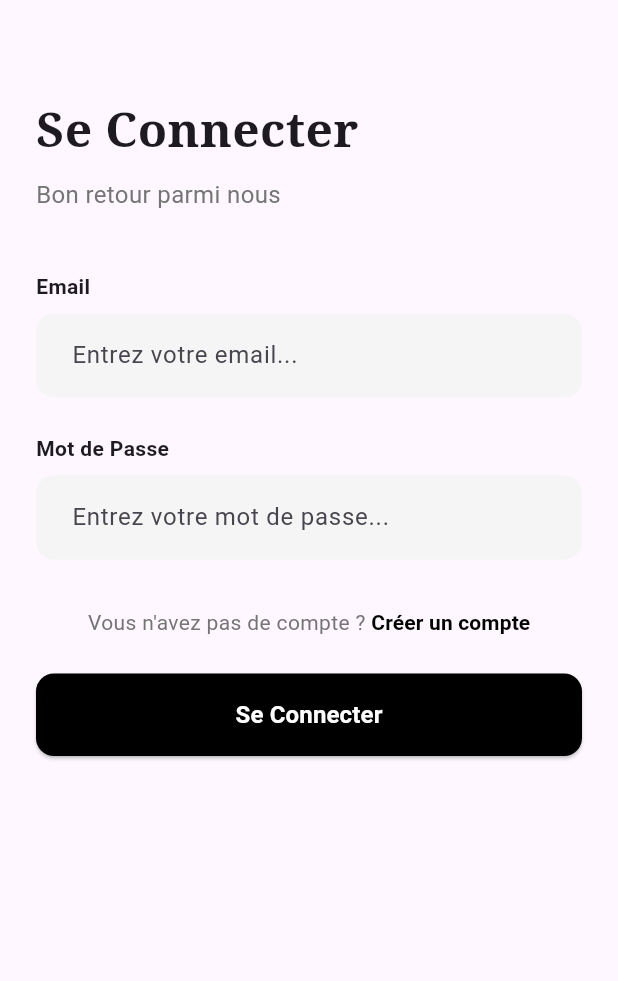
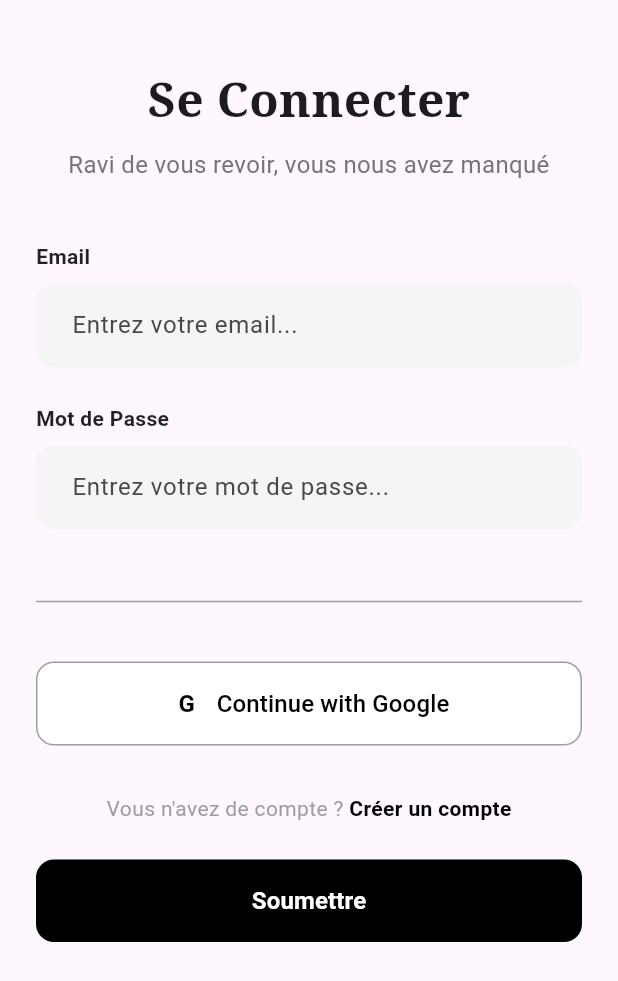
Before and after one commit to Strife-cyber/heritage_lens, a Flutter app: the screen it shows after launch, on a phone screen of 412 x 824 dp. Shown: the top 981 px of the screen. Run offline on Flutter 3.47's test engine with Material 3 defaults, Android fonts, the light colour scheme and no system bars; our stand-ins replace appwrite, cloud_firestore, firebase_auth, firebase_core, flutter_dotenv, flutter_riverpod and 1 more; missing offline and left inert: flutter_unity_widget_2; accounts and stored records are empty; generated files the repository leaves out were written again.

Commit message:
mon premier depot git

```diff
--- a/lib/models/user_model.dart
+++ b/lib/models/user_model.dart
@@ -1,80 +1,43 @@
-// Model pour les utilisateurs
 class UserModel {
   final String uid;
   final String email;
-  final String? displayName;
-  final String? photoUrl;
+  final String displayName;
+  final String? photoURL;
   final DateTime createdAt;
   final List<String> spaces;
+  final String provider;
 
   UserModel({
     required this.uid,
     required this.email,
-    this.displayName,
-    this.photoUrl,
+    required this.displayName,
+    this.photoURL,
     required this.createdAt,
-    this.spaces = const [],
+    required this.spaces,
+    required this.provider,
   });
 
-  // Convertir en Map pour Firestore
   Map<String, dynamic> toMap() {
     return {
       'uid': uid,
       'email': email,
       'displayName': displayName,
-      'photoUrl': photoUrl,
+      'photoURL': photoURL,
       'createdAt': createdAt.toIso8601String(),
       'spaces': spaces,
+      'provider': provider,
     };
   }
 
-  // Créer depuis un Map (depuis Firestore)
   factory UserModel.fromMap(Map<String, dynamic> map) {
     return UserModel(
-      uid: map['uid']?.toString() ?? '',
-      email: map['email']?.toString() ?? '',
-      displayName: map['displayName']?.toString(),
-      photoUrl: map['photoUrl']?.toString(),
-      createdAt: map['createdAt'] != null
-          ? DateTime.tryParse(map['createdAt'].toString()) ?? DateTime.now()
-          : DateTime.now(),
-      spaces: map['spaces'] is List
-          ? List<String>.from(map['spaces'].map((x) => x.toString()))
-          : [],
+      uid: map['uid'] ?? '',
+      email: map['email'] ?? '',
+      displayName: map['displayName'] ?? '',
+      photoURL: map['photoURL'],
+      createdAt: DateTime.parse(map['createdAt'] ?? DateTime.now().toIso8601String()),
+      spaces: List<String>.from(map['spaces'] ?? []),
+      provider: map['provider'] ?? 'email',
     );
   }
-
-  // Méthode pour copier avec modifications
-  UserModel copyWith({
-    String? uid,
-    String? email,
-    String? displayName,
-    String? photoUrl,
-    DateTime? createdAt,
-    List<String>? spaces,
-  }) {
-    return UserModel(
-      uid: uid ?? this.uid,
-      email: email ?? this.email,
-      displayName: displayName ?? this.displayName,
-      photoUrl: photoUrl ?? this.photoUrl,
-      createdAt: createdAt ?? this.createdAt,
-      spaces: spaces ?? this.spaces,
-    );
-  }
-
-  // Vérifie si l'utilisateur appartient à un espace
-  bool isMemberOfSpace(String spaceId) {
-    return spaces.contains(spaceId);
-  }
-
-  // Ajouter un espace
-  UserModel addSpace(String spaceId) {
-    return copyWith(spaces: [...spaces, spaceId]);
-  }
-
-  // Retirer un espace
-  UserModel removeSpace(String spaceId) {
-    return copyWith(spaces: spaces.where((id) => id != spaceId).toList());
-  }
 }
--- a/lib/views/auth_screen.dart
+++ b/lib/views/auth_screen.dart
@@ -1,6 +1,7 @@
 import 'package:flutter/material.dart';
 import 'package:firebase_auth/firebase_auth.dart';
 import 'package:cloud_firestore/cloud_firestore.dart';
+import 'package:google_sign_in/google_sign_in.dart';
 import '../models/user_model.dart';
 import 'dashboard_screen.dart';
 
@@ -24,6 +25,7 @@ class _AuthScreenState extends State<AuthScreen> {
   // Instances Firebase
   final FirebaseAuth _auth = FirebaseAuth.instance;
   final FirebaseFirestore _firestore = FirebaseFirestore.instance;
+  final GoogleSignIn _googleSignIn = GoogleSignIn();
 
   @override
   void dispose() {
@@ -47,7 +49,6 @@ class _AuthScreenState extends State<AuthScreen> {
         );
 
         if (userCredential.user != null && mounted) {
-          // OPTIONNEL : Récupérer le UserModel depuis Firestore
           try {
             final userDoc = await _firestore
                 .collection('users')
@@ -56,10 +57,10 @@ class _AuthScreenState extends State<AuthScreen> {
 
             if (userDoc.exists) {
               final userModel = UserModel.fromMap(userDoc.data()!);
-              print('✅ Utilisateur connecté: ${userModel.displayName}');
+              print('Utilisateur connecté: ${userModel.displayName}');
             }
           } catch (e) {
-            print('⚠️ Impossible de récupérer le user: $e');
+            print('Impossible de récupérer le user: $e');
           }
 
           Navigator.of(context).pushReplacement(
@@ -73,7 +74,6 @@ class _AuthScreenState extends State<AuthScreen> {
           password: _passwordController.text,
         );
 
-        // Mettre à jour le nom d'affichage dans Firebase Auth
         if (_nameController.text.isNotEmpty) {
           await userCredential.user!.updateDisplayName(
             _nameController.text.trim(),
@@ -81,35 +81,33 @@ class _AuthScreenState extends State<AuthScreen> {
         }
 
         if (userCredential.user != null && mounted) {
-          // CRÉER LE USERMODEL
           final userModel = UserModel(
             uid: userCredential.user!.uid,
             email: _emailController.text.trim(),
             displayName: _nameController.text.trim(),
+            photoURL: null,
             createdAt: DateTime.now(),
-            spaces: const [], // Liste vide au départ
+            spaces: const [],
+            provider: 'email',
           );
 
-          // SAUVEGARDER DANS FIRESTORE
           try {
             await _firestore
                 .collection('users')
                 .doc(userCredential.user!.uid)
                 .set(userModel.toMap());
 
-            print('✅ Utilisateur créé dans Firestore');
+            print('Utilisateur créé dans Firestore');
           } catch (e) {
-            print('❌ Erreur Firestore: $e');
+            print('Erreur Firestore: $e');
           }
 
-          // Naviguer vers le dashboard
           Navigator.of(context).pushReplacement(
             MaterialPageRoute(builder: (_) => const DashboardScreen()),
           );
         }
       }
     } on FirebaseAuthException catch (e) {
-      // Gestion des erreurs Firebase
       String errorMessage = 'Une erreur est survenue';
 
       if (e.code == 'user-not-found') {
@@ -142,22 +140,107 @@ class _AuthScreenState extends State<AuthScreen> {
     }
   }
 
-  // Fonction pour Google Sign-In (optionnel)
+  // Fonction pour Google Sign-In
   Future<void> _handleGoogleSignIn() async {
     try {
       setState(() => isLoading = true);
 
-      // Désactivé pour l'instant - à implémenter si besoin
+      final GoogleSignInAccount? googleUser = await _googleSignIn.signIn();
+
+      if (googleUser == null) {
+        setState(() => isLoading = false);
+        return;
+      }
+
+      final GoogleSignInAuthentication googleAuth =
+          await googleUser.authentication;
+
+      final credential = GoogleAuthProvider.credential(
+        accessToken: googleAuth.accessToken,
+        idToken: googleAuth.idToken,
+      );
+
+      final UserCredential userCredential =
+          await _auth.signInWithCredential(credential);
+
+      final bool isNewUser = userCredential.additionalUserInfo?.isNewUser ?? false;
+
+      if (userCredential.user != null && mounted) {
+        final userDoc = await _firestore
+            .collection('users')
+            .doc(userCredential.user!.uid)
+            .get();
+
+        if (!userDoc.exists || isNewUser) {
+          final userModel = UserModel(
+            uid: userCredential.user!.uid,
+            email: userCredential.user!.email ?? googleUser.email,
+            displayName: userCredential.user!.displayName ?? googleUser.displayName ?? '',
+            photoURL: userCredential.user!.photoURL ?? googleUser.photoUrl,
+            createdAt: DateTime.now(),
+            spaces: const [],
+            provider: 'google',
+          );
+
+          await _firestore
+              .collection('users')
+              .doc(userCredential.user!.uid)
+              .set(userModel.toMap(), SetOptions(merge: true));
+
+          print('Utilisateur Google créé/mis à jour dans Firestore');
+        } else {
+          final userModel = UserModel.fromMap(userDoc.data()!);
+          print('Utilisateur Google connecté: ${userModel.displayName}');
+        }
+
+        Navigator.of(context).pushReplacement(
+          MaterialPageRoute(builder: (_) => const DashboardScreen()),
+        );
+      }
+    } on FirebaseAuthException catch (e) {
+      String errorMessage = 'Erreur de connexion Google';
+
+      if (e.code == 'account-exists-with-different-credential') {
+        errorMessage = 'Un compte existe déjà avec cet email';
+      } else if (e.code == 'invalid-credential') {
+        errorMessage = 'Identifiants Google invalides';
+      } else if (e.code == 'operation-not-allowed') {
+        errorMessage = 'La connexion Google n\'est pas activée';
+      } else if (e.code == 'user-disabled') {
+        errorMessage = 'Ce compte a été désactivé';
+      } else if (e.code == 'user-not-found') {
+        errorMessage = 'Utilisateur non trouvé';
+      } else if (e.code == 'network-request-failed') {
+        errorMessage = 'Erreur de réseau. Vérifiez votre connexion internet';
+      }
+
       if (mounted) {
         ScaffoldMessenger.of(context).showSnackBar(
-          const SnackBar(
-            content: Text('Authentification Google non implémentée'),
+          SnackBar(
+            content: Text(errorMessage),
+            backgroundColor: Colors.red,
+          ),
+        );
+      }
+    } catch (e) {
+      print('Erreur Google Sign-In: $e');
+
+      if (mounted) {
+        ScaffoldMessenger.of(context).showSnackBar(
+          SnackBar(
+            content: Text('Erreur de connexion: ${e.toString()}'),
+            backgroundColor: Colors.red,
           ),
         );
       }
     } finally {
       if (mounted) setState(() => isLoading = false);
     }
+  }
+
+  Future<void> _signOutGoogle() async {
+    await _googleSignIn.signOut();
+    await _auth.signOut();
   }
 
   @override
@@ -172,14 +255,17 @@ class _AuthScreenState extends State<AuthScreen> {
               crossAxisAlignment: CrossAxisAlignment.stretch,
               children: [
                 if (!isLogin)
-                  IconButton(
+                  Align(
+                    alignment: Alignment.centerLeft,
+                    child: IconButton(
                       icon: const Icon(Icons.arrow_back),
-                    alignment: Alignment.centerLeft,
                       onPressed: () => setState(() => isLogin = true),
                     ),
-                const SizedBox(height: 40),
+                  ),
+                const SizedBox(height: 20),
                 Text(
                   isLogin ? 'Se Connecter' : 'Créer un Compte',
+                  textAlign: TextAlign.center,
                   style: const TextStyle(
                     fontSize: 32,
                     fontWeight: FontWeight.bold,
@@ -189,8 +275,9 @@ class _AuthScreenState extends State<AuthScreen> {
                 const SizedBox(height: 8),
                 Text(
                   isLogin
-                      ? 'Bon retour parmi nous'
+                      ? 'Ravi de vous revoir, vous nous avez manqué'
                       : 'Dites nous en plus sur vous',
+                  textAlign: TextAlign.center,
                   style: TextStyle(
                     fontSize: 16,
                     color: Colors.grey[600],
@@ -235,6 +322,7 @@ class _AuthScreenState extends State<AuthScreen> {
                   style: TextStyle(
                     fontSize: 14,
                     fontWeight: FontWeight.w600,
+                    color: Colors.black87,
                   ),
                 ),
                 const SizedBox(height: 8),
@@ -270,6 +358,7 @@ class _AuthScreenState extends State<AuthScreen> {
                   style: TextStyle(
                     fontSize: 14,
                     fontWeight: FontWeight.w600,
+                    color: Colors.black87,
                   ),
                 ),
                 const SizedBox(height: 8),
@@ -299,8 +388,52 @@ class _AuthScreenState extends State<AuthScreen> {
                     return null;
                   },
                 ),
+                const SizedBox(height: 40),
+
+                // Pour la connexion : séparateur + bouton Google
+                if (isLogin) ...[
+                  const Divider(color: Colors.grey),
                   const SizedBox(height: 32),
-                if (!isLogin) ...[
+                  OutlinedButton.icon(
+                    onPressed: isLoading ? null : _handleGoogleSignIn,
+                    icon: Container(
+                      width: 24,
+                      height: 24,
+                      decoration: BoxDecoration(
+                        borderRadius: BorderRadius.circular(12),
+                        color: Colors.white,
+                      ),
+                      child: const Center(
+                        child: Text(
+                          'G',
+                          style: TextStyle(
+                            fontSize: 16,
+                            fontWeight: FontWeight.bold,
+                            color: Colors.black,
+                          ),
+                        ),
+                      ),
+                    ),
+                    label: const Text(
+                      'Continue with Google',
+                      style: TextStyle(
+                        fontSize: 16,
+                        fontWeight: FontWeight.w500,
+                      ),
+                    ),
+                    style: OutlinedButton.styleFrom(
+                      foregroundColor: Colors.black,
+                      backgroundColor: Colors.white,
+                      side: const BorderSide(color: Colors.grey),
+                      padding: const EdgeInsets.symmetric(vertical: 16),
+                      shape: RoundedRectangleBorder(
+                        borderRadius: BorderRadius.circular(12),
+                      ),
+                    ),
+                  ),
+                  const SizedBox(height: 32),
+                ] else ...[
+                  // Pour l'inscription : séparateur + bouton Google
                   Row(
                     children: [
                       Expanded(child: Divider(color: Colors.grey[300])),
@@ -317,50 +450,71 @@ class _AuthScreenState extends State<AuthScreen> {
                   const SizedBox(height: 32),
                   OutlinedButton.icon(
                     onPressed: isLoading ? null : _handleGoogleSignIn,
-                    icon: const Text(
+                    icon: Container(
+                      width: 24,
+                      height: 24,
+                      decoration: BoxDecoration(
+                        borderRadius: BorderRadius.circular(12),
+                        color: Colors.white,
+                      ),
+                      child: const Center(
+                        child: Text(
                           'G',
                           style: TextStyle(
-                        fontSize: 20,
+                            fontSize: 16,
                             fontWeight: FontWeight.bold,
+                            color: Colors.black,
                           ),
                         ),
-                    label: const Text('Continue with Google'),
+                      ),
+                    ),
+                    label: const Text(
+                      'Continue with Google',
+                      style: TextStyle(
+                        fontSize: 16,
+                        fontWeight: FontWeight.w500,
+                      ),
+                    ),
                     style: OutlinedButton.styleFrom(
                       foregroundColor: Colors.black,
-                      side: BorderSide(color: Colors.grey[300]!),
+                      backgroundColor: Colors.white,
+                      side: const BorderSide(color: Colors.grey),
                       padding: const EdgeInsets.symmetric(vertical: 16),
                       shape: RoundedRectangleBorder(
-                        borderRadius: BorderRadius.circular(50),
+                        borderRadius: BorderRadius.circular(12),
                       ),
                     ),
                   ),
                   const SizedBox(height: 32),
                 ],
+
+                // Lien de basculement entre connexion/inscription
                 Row(
                   mainAxisAlignment: MainAxisAlignment.center,
                   children: [
                     Text(
-                      isLogin ? "Vous n'avez pas de compte ? " : 'Vous avez déjà un compte ? ',
-                      style: TextStyle(color: Colors.grey[600]),
+                      isLogin ? 'Vous n\'avez de compte ? ' : 'Vous avez déjà un compte ? ',
+                      style: const TextStyle(
+                        color: Colors.grey,
+                        fontSize: 14,
                       ),
-                    TextButton(
-                      onPressed: () => setState(() => isLogin = !isLogin),
-                      style: TextButton.styleFrom(
-                        padding: EdgeInsets.zero,
-                        minimumSize: Size.zero,
-                        tapTargetSize: MaterialTapTargetSize.shrinkWrap,
                     ),
+                    GestureDetector(
+                      onTap: isLoading ? null : () => setState(() => isLogin = !isLogin),
                       child: Text(
                         isLogin ? 'Créer un compte' : 'Se connecter',
                         style: const TextStyle(
                           fontWeight: FontWeight.bold,
                           color: Colors.black,
+                          fontSize: 14,
                         ),
                       ),
                     ),
                   ],
                 ),
                 const SizedBox(height: 24),
+
+                // Bouton de soumission principal
                 ElevatedButton(
                   onPressed: isLoading ? null : _handleAuth,
                   style: ElevatedButton.styleFrom(
@@ -370,6 +524,7 @@ class _AuthScreenState extends State<AuthScreen> {
                     shape: RoundedRectangleBorder(
                       borderRadius: BorderRadius.circular(12),
                     ),
+                    elevation: 0,
                   ),
                   child: isLoading
                       ? const SizedBox(
@@ -381,7 +536,7 @@ class _AuthScreenState extends State<AuthScreen> {
                           ),
                         )
                       : Text(
-                          isLogin ? 'Se Connecter' : 'Soumettre',
+                          isLogin ? 'Soumettre' : 'Soumettre',
                           style: const TextStyle(
                             fontSize: 16,
                             fontWeight: FontWeight.w600,
```
Lines whose indentation alone changed are shown as unchanged.
